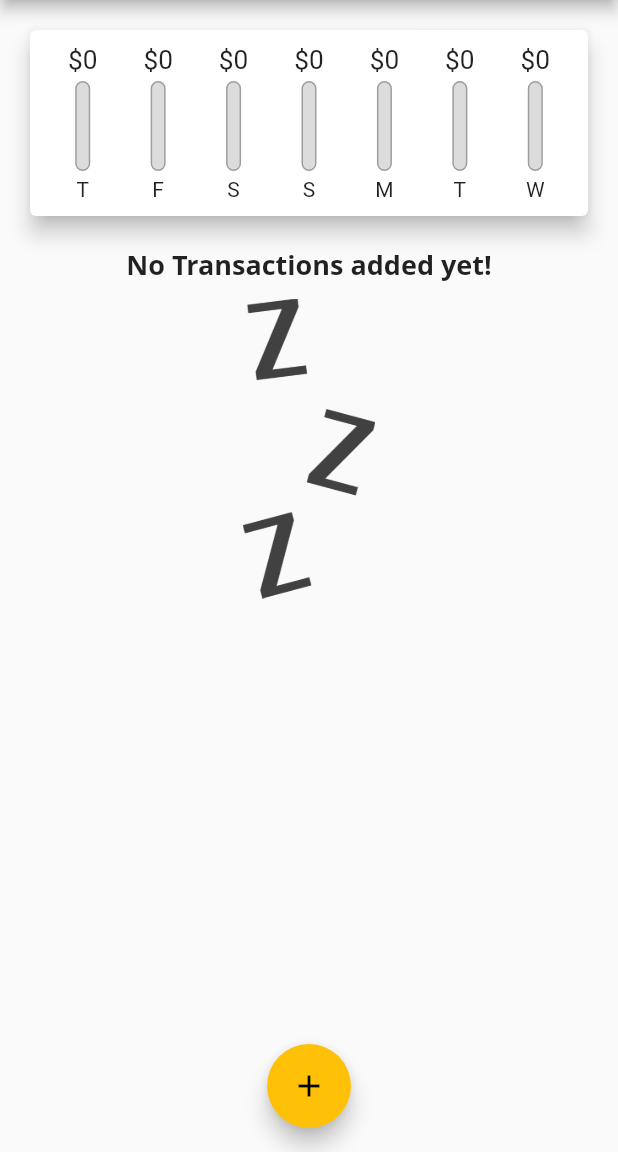
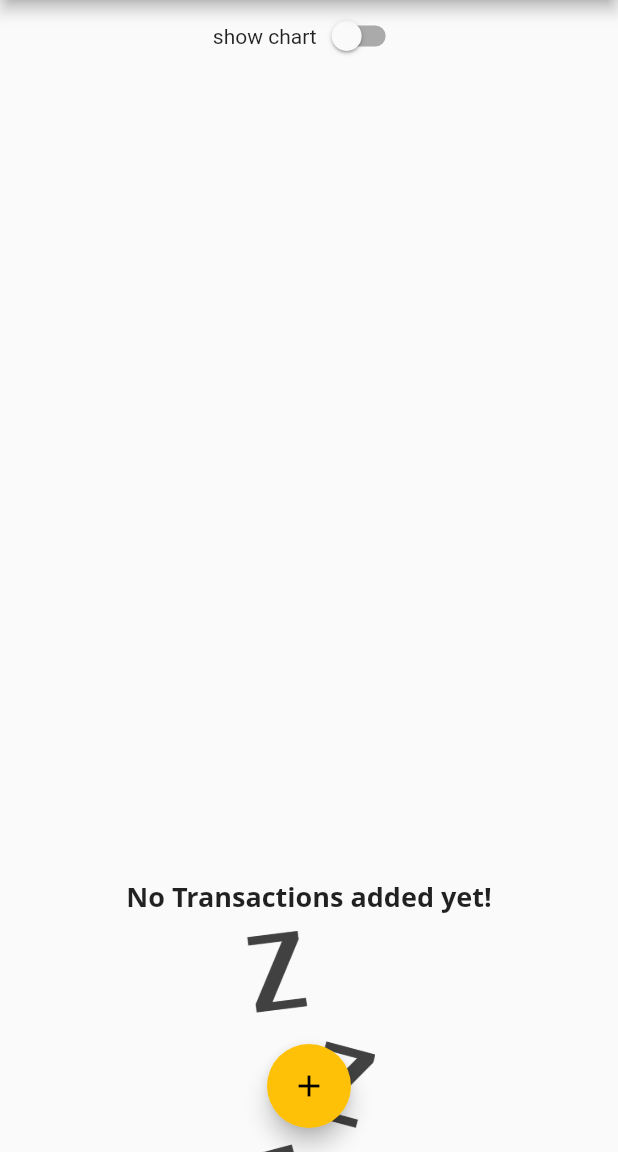
Before and after one commit to George-k-tech/expense_app, a Flutter app: the screen it shows after launch, on a phone screen of 412 x 824 dp, the part 84-1236 px from its top. Run offline on Flutter 3.47's test engine with Material 2 defaults, Android fonts, the phone set to English and light mode, and no system bars; Roboto replaces fonts that are missing (Open Sans).

Commit message:
application responsiveness

```diff
--- a/lib/main.dart
+++ b/lib/main.dart
@@ -1,3 +1,5 @@
+import 'package:flutter/services.dart';
+
 import './widgets/chart.dart';
 
 import './widgets/new_transaction.dart';
@@ -9,6 +11,11 @@ import './models/transaction.dart';
 import 'package:flutter/material.dart';
 
 void main() {
+  /* WidgetsFlutterBinding.ensureInitialized();
+  SystemChrome.setPreferredOrientations([
+    DeviceOrientation.portraitUp,
+    DeviceOrientation.portraitDown,
+  ]); */
   runApp(MyApp());
 }
 
@@ -65,6 +72,8 @@ class _MyHomePageState extends State<MyHomePage> {
     ), */
   ];
 
+  bool _showChart = false;
+
   List<Transaction> get _recentTransactions {
     return _userTransactions.where((tx) {
       return tx.date.isAfter(
@@ -112,8 +121,7 @@ class _MyHomePageState extends State<MyHomePage> {
 
   @override
   Widget build(BuildContext context) {
-    return Scaffold(
-      appBar: AppBar(
+    final appBar = AppBar(
       title: Text(
         'Personal Expenses ',
         style: TextStyle(fontFamily: 'Open Sans'),
@@ -124,14 +132,43 @@ class _MyHomePageState extends State<MyHomePage> {
           icon: Icon(Icons.add),
         ),
       ],
-      ),
+    );
+    return Scaffold(
+      appBar: appBar,
       body: SingleChildScrollView(
         child: Column(
           //mainAxisAlignment: MainAxisAlignment.start,
           crossAxisAlignment: CrossAxisAlignment.stretch,
           children: <Widget>[
-            Chart(_recentTransactions),
-            TransactionList(_userTransactions,_deleteTransaction),
+            Row(
+              mainAxisAlignment: MainAxisAlignment.center,
+              children: [
+                Text("show chart"),
+                Switch(
+                    value: _showChart,
+                    onChanged: (val) {
+                      setState(() {
+                        _showChart = val;
+                      });
+                    }),
+              ],
+            ),
+            _showChart
+                ? Container(
+                    height: (MediaQuery.of(context).size.height -
+                            appBar.preferredSize.height -
+                            MediaQuery.of(context).padding.top) *
+                        0.7,
+                    child: Chart(_recentTransactions),
+                  )
+                : Container(
+                    height: (MediaQuery.of(context).size.height -
+                            appBar.preferredSize.height -
+                            MediaQuery.of(context).padding.top) *
+                        0.7,
+                    //child: Chart(_recentTransactions),
+                  ),
+            TransactionList(_userTransactions, _deleteTransaction),
           ],
         ),
       ),
--- a/lib/widgets/chart.dart
+++ b/lib/widgets/chart.dart
@@ -52,7 +52,9 @@ class Chart extends StatelessWidget {
               child: ChartBar(
                 data['day'],
                 data['amount'],
-               totalSpending == 0.0 ? 0.0 : (data['amount'] as double) / totalSpending,
+                totalSpending == 0.0
+                    ? 0.0
+                    : (data['amount'] as double) / totalSpending,
               ),
             );
           }).toList(),
--- a/lib/widgets/chart_bar.dart
+++ b/lib/widgets/chart_bar.dart
@@ -9,19 +9,20 @@ class ChartBar extends StatelessWidget {
 
   @override
   Widget build(BuildContext context) {
+    return LayoutBuilder(builder: (ctx, constraint) {
       return Column(
         children: [
           Container(
-          height: 20,
+            height: constraint.maxHeight * 0.15,
             child: FittedBox(
               child: Text('\$${spendingAmount.toStringAsFixed(0)}'),
             ),
           ),
           SizedBox(
-          height: 4,
+            height: constraint.maxHeight * 0.05,
           ),
           Container(
-          height: 60,
+            height: constraint.maxHeight * 0.6,
             width: 10,
             child: Stack(
               children: [
@@ -45,10 +46,13 @@ class ChartBar extends StatelessWidget {
             ),
           ),
           SizedBox(
-          height: 4,
+            height: constraint.maxHeight * 0.05,
           ),
-        Text(label),
+          Container(
+              height: constraint.maxHeight * 0.15,
+              child: FittedBox(child: Text(label))),
         ],
       );
+    });
   }
 }
--- a/lib/widgets/transaction_list.dart
+++ b/lib/widgets/transaction_list.dart
@@ -9,10 +9,8 @@ class TransactionList extends StatelessWidget {
   TransactionList(this.transactions, this.deleteTx);
   @override
   Widget build(BuildContext context) {
-    return Container(
-      height: 400,
-      child: transactions.isEmpty
-          ? Column(
+    return  transactions.isEmpty
+          ?  Column(
               children: <Widget>[
                 Text(
                   'No Transactions added yet!',
@@ -65,7 +63,6 @@ class TransactionList extends StatelessWidget {
                 );
               },
               itemCount: transactions.length,
-            ),
-    );
+            );
   }
 }
```
Lines whose indentation alone changed are shown as unchanged.
